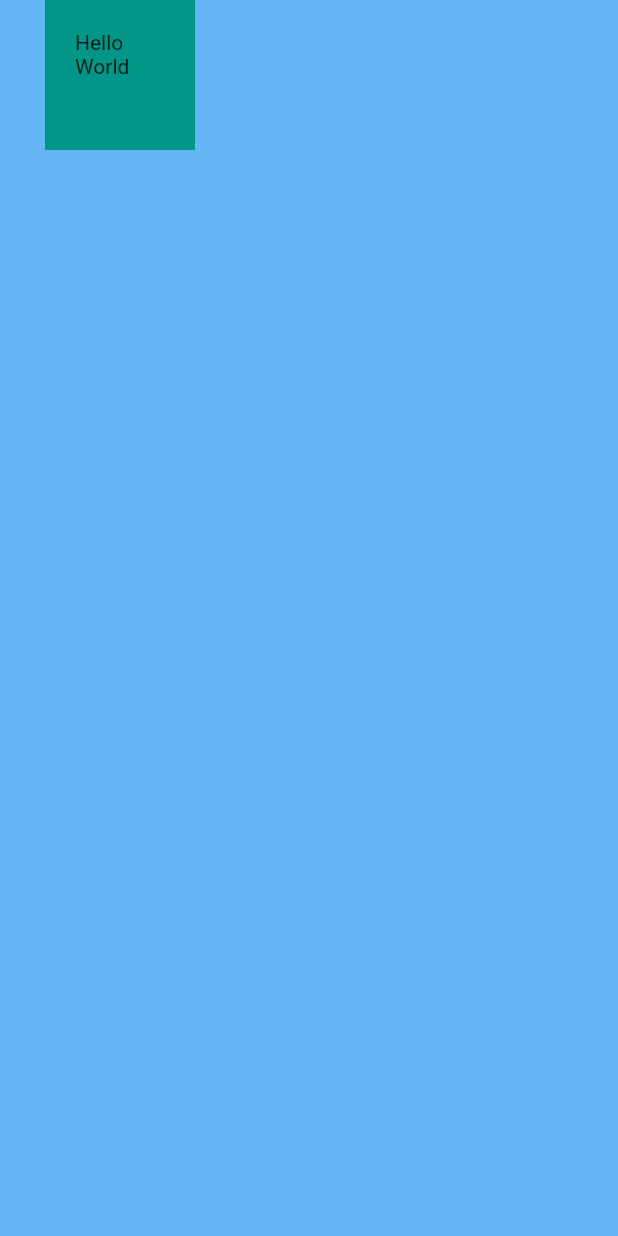
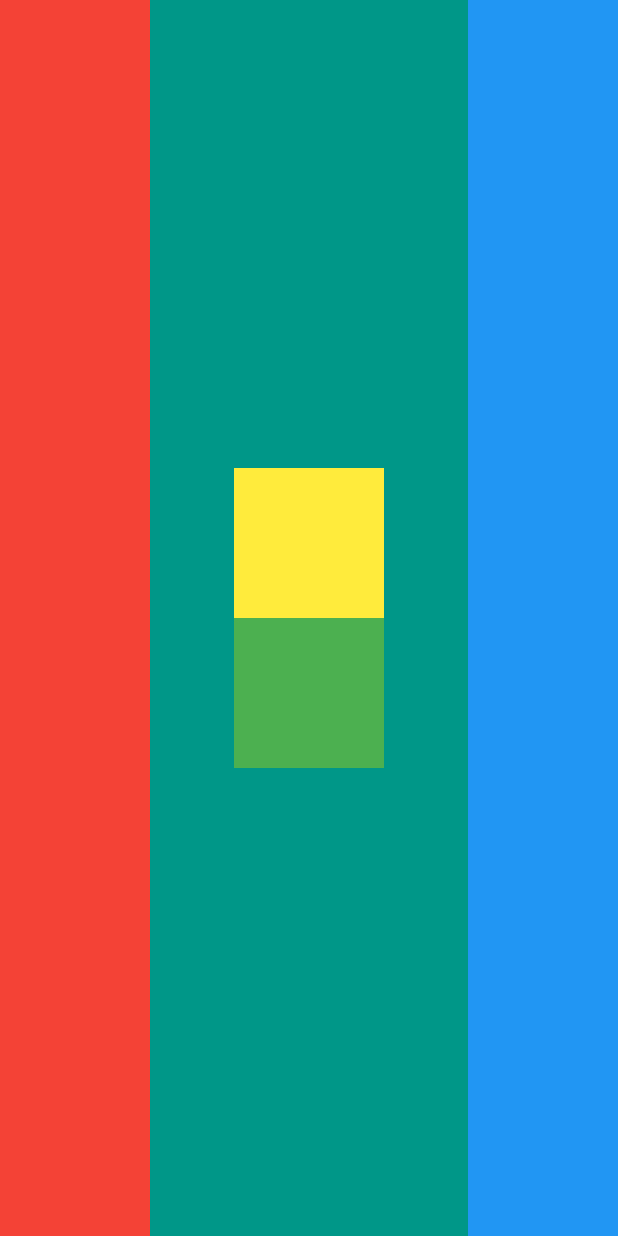
Before and after one commit to felipemuller20/mi_card, a Flutter app: the screen it shows after launch, on a phone screen of 412 x 824 dp. Run offline on Flutter 3.47's test engine with Material 2 defaults, Android fonts, the phone set to English and light mode, and no system bars.

```diff
--- a/lib/main.dart
+++ b/lib/main.dart
@@ -4,6 +4,48 @@ void main() {
   runApp(const MyApp());
 }
 
+// class MyApp extends StatelessWidget {
+//   const MyApp({super.key});
+
+//   @override
+//   Widget build(BuildContext context) {
+//     return MaterialApp(
+//       home: Scaffold(
+//         backgroundColor: Colors.blue[300],
+//         body: SafeArea(
+//             child: Column(
+//                 mainAxisSize: MainAxisSize.min, //Limita o tamanho da coluna
+//                 // mainAxisAlignment: MainAxisAlignment.spaceEvenly, tipo flex box
+//                 crossAxisAlignment: CrossAxisAlignment.stretch,
+//                 children: <Widget>[
+//               Container(
+//                 color: Colors.white,
+//                 height: 100.0,
+//                 width: 100,
+//                 child: const Text('Container 1'),
+//               ),
+//               const SizedBox(height: 10),
+//               Container(
+//                 color: Colors.teal,
+//                 height: 100.0,
+//                 width: 100,
+//                 child: const Text('Container 2'),
+//               ),
+//               const SizedBox(height: 10),
+//               Container(
+//                 color: Colors.red,
+//                 height: 100.0,
+//                 width: 100,
+//                 child: const Text('Container 3'),
+//               ),
+//               const SizedBox(height: 10),
+//             ])),
+//       ),
+//     );
+//   }
+// }
+
+// challenge:
 class MyApp extends StatelessWidget {
   const MyApp({super.key});
 
@@ -11,18 +53,35 @@ class MyApp extends StatelessWidget {
   Widget build(BuildContext context) {
     return MaterialApp(
       home: Scaffold(
-        backgroundColor: Colors.blue[300],
-        body: SafeArea(
-          child: Container(
-            color: Colors.teal,
-            child: Text('Hello World'),
-            height: 100.0,
-            width: 100,
-            margin: EdgeInsets.only(left: 30),
-            padding: EdgeInsets.all(20.0),
-          ),
-        ),
-      ),
+          backgroundColor: Colors.teal,
+          body: SafeArea(
+              child: Row(
+                  mainAxisAlignment: MainAxisAlignment.spaceBetween,
+                  children: <Widget>[
+                Container(
+                  color: Colors.red,
+                  width: 100,
+                ),
+                Column(
+                  mainAxisAlignment: MainAxisAlignment.center,
+                  children: [
+                    Container(
+                      color: Colors.yellow,
+                      width: 100,
+                      height: 100,
+                    ),
+                    Container(
+                      color: Colors.green,
+                      width: 100,
+                      height: 100,
+                    )
+                  ],
+                ),
+                Container(
+                  color: Colors.blue,
+                  width: 100,
+                )
+              ]))),
     );
   }
 }
```
